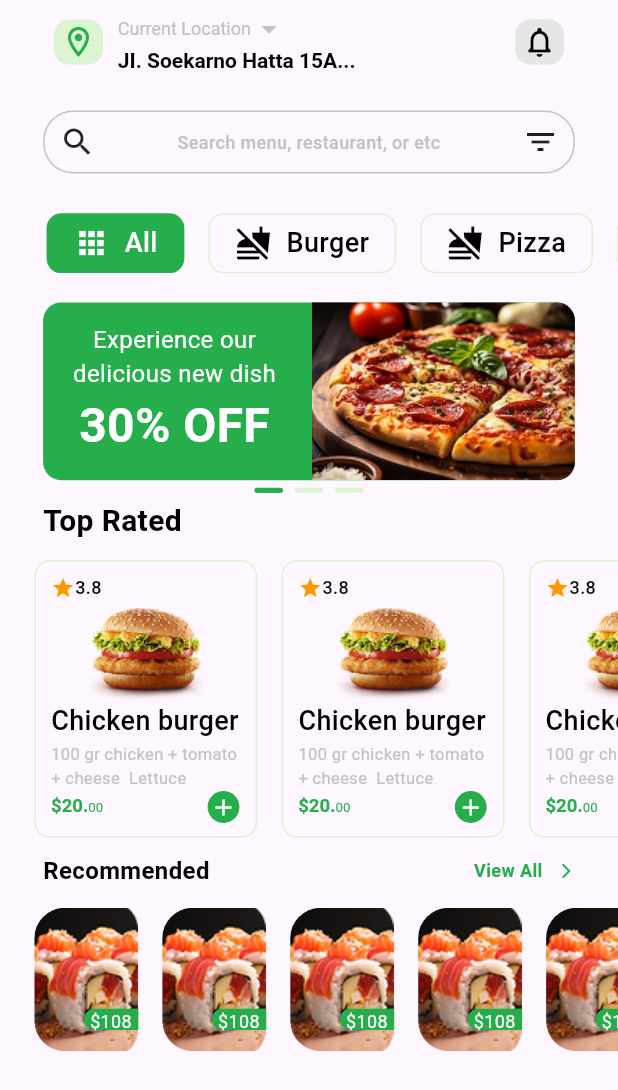
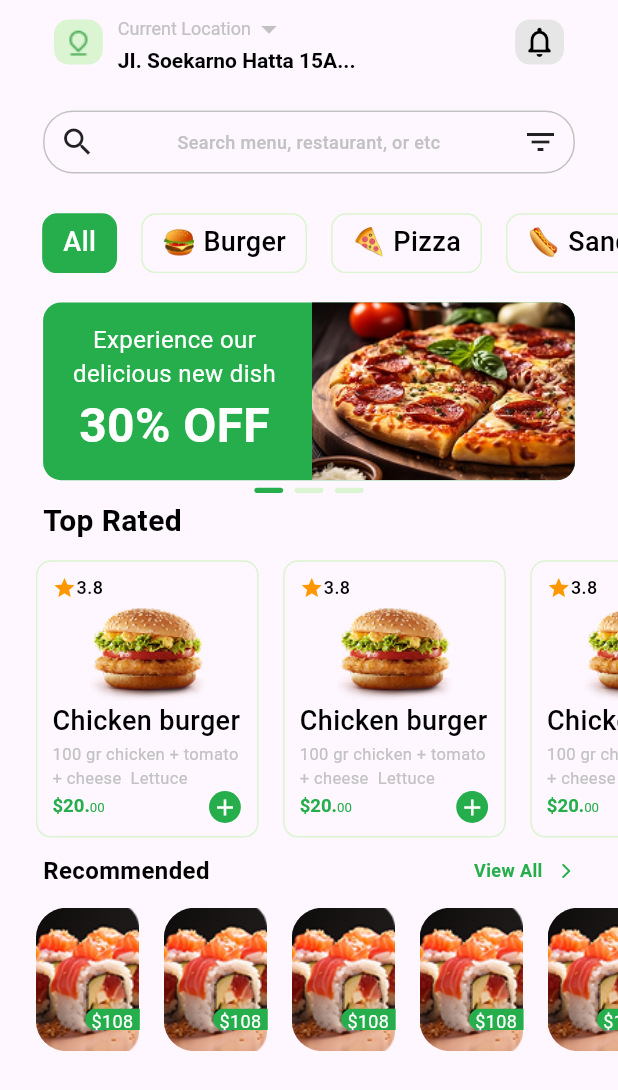
Before and after one commit to KhalilSamara/foodek_app, a Flutter app: the HomeScreen screen opened directly, on a phone screen of 412 x 824 dp. Shown: the top 1090 px of the screen. Run offline on Flutter 3.47's test engine with Material 3 defaults, Android fonts, the phone set to English and light mode, and no system bars; our stand-ins replace animated_splash_screen, flutter_screenutil, intl_phone_field, pinput, smooth_page_indicator.

Commit message:
Fixed scrolls in home page

```diff
--- a/lib/view/navigation_bar.dart
+++ b/lib/view/navigation_bar.dart
@@ -15,7 +15,6 @@ class _NavigationBarScreenState extends State<NavigationBarScreen> {
   int _selectedIndex = 0;
   bool _showCart = false;
 
-  // List of all screens corresponding to navigation items
   final List<Widget> _screens = [
     HomeScreen(),
     FavoritesScreen(),
@@ -26,7 +25,7 @@ class _NavigationBarScreenState extends State<NavigationBarScreen> {
   void _onItemTapped(int index) {
     setState(() {
       _selectedIndex = index;
-      _showCart = false; // Hide cart when selecting other tabs
+      _showCart = false;
     });
   }
 
--- a/lib/view/screens/home.dart
+++ b/lib/view/screens/home.dart
@@ -42,6 +42,57 @@ class _HomeScreenState extends State<HomeScreen> {
             SizedBox(height: responsiveHeight(context, 40)),
           ],
         ),
+      ),
+    );
+  }
+
+  Widget buildTabs() {
+    final List<String> categories = [
+      "All",
+      "🍔 Burger",
+      "🍕 Pizza",
+      "🌭 Sandwich",
+      "🍝 Pasta",
+      "🍣 Sushi",
+      "🥗 Salad",
+    ];
+
+    return SizedBox(
+      height: 40,
+      child: ListView.builder(
+        padding: EdgeInsets.symmetric(horizontal: responsiveWidth(context, 21)),
+        scrollDirection: Axis.horizontal,
+        itemCount: categories.length,
+        itemBuilder: (context, index) {
+          bool isSelected = index == selectedIndex;
+
+          return GestureDetector(
+            onTap: () {
+              setState(() {
+                selectedIndex = index;
+              });
+            },
+            child: Container(
+              margin: EdgeInsets.symmetric(horizontal: 8),
+              padding: EdgeInsets.symmetric(horizontal: 8),
+              decoration: BoxDecoration(
+                color: isSelected ? AppColors.green : Colors.transparent,
+                border: Border.all(
+                  color: isSelected ? AppColors.green : AppColors.light_green,
+                ),
+                borderRadius: BorderRadius.circular(10),
+              ),
+              child: Padding(
+                padding: const EdgeInsets.all(5.0),
+                child: CustomText(
+                  text: categories[index],
+                  size: 18,
+                  color: isSelected ? Colors.white : Colors.black,
+                ),
+              ),
+            ),
+          );
+        },
       ),
     );
   }
@@ -154,70 +205,6 @@ class _HomeScreenState extends State<HomeScreen> {
     );
   }
 
-  Widget buildTabs() {
-    final List<String> categories = [
-      "All",
-      "Burger",
-      "Pizza",
-      "Sushi",
-      "Pasta",
-      "Salad",
-    ];
-
-    return Padding(
-      padding: EdgeInsets.only(left: responsiveWidth(context, 24)),
-      child: SizedBox(
-        height: 40,
-        child: ListView.builder(
-          scrollDirection: Axis.horizontal,
-          itemCount: categories.length,
-          itemBuilder: (context, index) {
-            bool isSelected = index == selectedIndex;
-
-            return GestureDetector(
-              onTap: () {
-                setState(() {
-                  selectedIndex = index; // Update selected index
-                });
-              },
-              child: Container(
-                margin: EdgeInsets.symmetric(horizontal: 8),
-                padding: EdgeInsets.symmetric(horizontal: 12),
-                decoration: BoxDecoration(
-                  color: isSelected ? AppColors.green : Colors.transparent,
-                  border: Border.all(
-                    color: isSelected ? AppColors.green : AppColors.light_green,
-                  ),
-                  borderRadius: BorderRadius.circular(10),
-                ),
-                child: Padding(
-                  padding: const EdgeInsets.all(5.0),
-                  child: Row(
-                    children: [
-                      Icon(
-                        index == 0
-                            ? Icons.apps
-                            : Icons.no_food, // Icon for "All"
-                        size: 24,
-                        color: isSelected ? Colors.white : Colors.black,
-                      ),
-                      SizedBox(width: 10),
-                      CustomText(
-                        text: categories[index],
-                        size: 18,
-                        color: isSelected ? Colors.white : Colors.black,
-                      ),
-                    ],
-                  ),
-                ),
-              ),
-            );
-          },
-        ),
-      ),
-    );
-  }
-
   Widget buildTopRatedLabel() {
     return Padding(
       padding: EdgeInsets.symmetric(horizontal: responsiveWidth(context, 30)),
@@ -262,13 +249,12 @@ class _HomeScreenState extends State<HomeScreen> {
       },
     ];
 
-    return Padding(
-      padding: EdgeInsets.only(left: responsiveWidth(context, 24)),
-      child: SizedBox(
+    return SizedBox(
       height: responsiveHeight(context, 209),
       child: ListView.builder(
         scrollDirection: Axis.horizontal,
         itemCount: topRatedData.length,
+        padding: EdgeInsets.symmetric(horizontal: responsiveWidth(context, 25)),
         itemBuilder: (context, index) {
           return GestureDetector(
             onTap: () {},
@@ -356,11 +342,7 @@ class _HomeScreenState extends State<HomeScreen> {
                             shape: BoxShape.circle,
                             color: AppColors.green,
                           ),
-                            child: Icon(
-                              Icons.add,
-                              color: Colors.white,
-                              size: 18,
-                            ),
+                          child: Icon(Icons.add, color: Colors.white, size: 18),
                         ),
                       ],
                     ),
@@ -370,7 +352,6 @@ class _HomeScreenState extends State<HomeScreen> {
             ),
           );
         },
-        ),
       ),
     );
   }
@@ -416,11 +397,10 @@ class _HomeScreenState extends State<HomeScreen> {
       {"path": "assets/images/sushi.png", "price": "108"},
     ];
 
-    return Padding(
-      padding: EdgeInsets.only(left: responsiveWidth(context, 24)),
-      child: SizedBox(
+    return SizedBox(
       height: responsiveHeight(context, 108),
       child: ListView.builder(
+        padding: EdgeInsets.symmetric(horizontal: responsiveWidth(context, 25)),
         scrollDirection: Axis.horizontal,
         itemCount: recommendedData.length,
         itemBuilder: (context, index) {
@@ -472,7 +452,6 @@ class _HomeScreenState extends State<HomeScreen> {
           );
         },
       ),
-      ),
     );
   }
 }
--- a/lib/view/widgets/appbar_widget.dart
+++ b/lib/view/widgets/appbar_widget.dart
@@ -6,15 +6,23 @@ import 'custom_text.dart';
 PreferredSizeWidget AppBarWidget({required BuildContext context}) {
   return AppBar(
     automaticallyImplyLeading: false,
+    forceMaterialTransparency: true,
     title: Padding(
       padding: EdgeInsets.symmetric(horizontal: 20.0),
       child: Row(
         children: [
-          _buildIconContainer(
-            context: context,
-            icon: Icons.location_on_outlined,
-            containerColor: AppColors.light_green,
-            iconColor: AppColors.green,
+          Container(
+            width: responsiveWidth(context, 34),
+            height: responsiveHeight(context, 34),
+            decoration: BoxDecoration(
+              color: AppColors.light_green,
+              borderRadius: BorderRadius.circular(10),
+            ),
+            child: Image.asset(
+              'assets/images/location_icon.png',
+              height: responsiveHeight(context, 18),
+              width: responsiveWidth(context, 18),
+            ),
           ),
           SizedBox(width: 10),
           Column(
```
Also changed, not shown: assets/icons/location.svg (added), assets/images/location_icon.png (added). Lines whose indentation alone changed are shown as unchanged.
